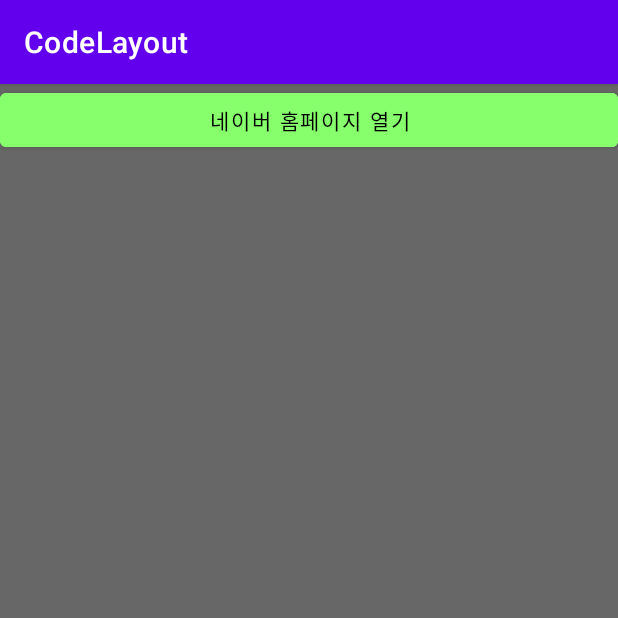
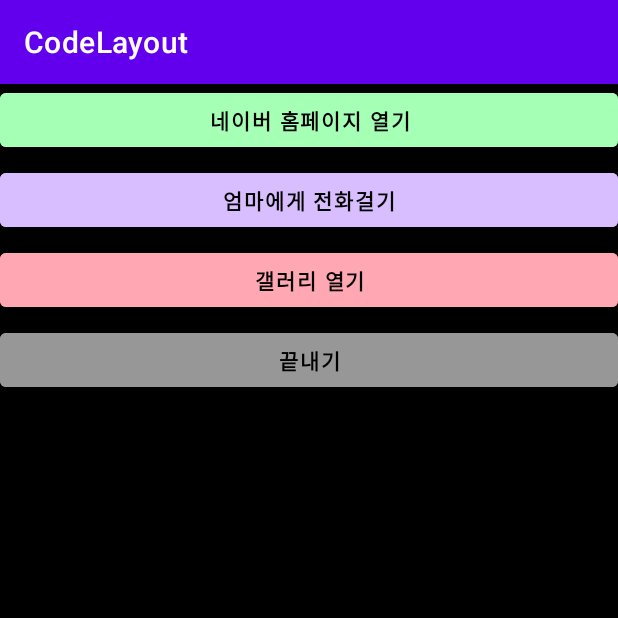
Before and after one commit to Hanrabbit06/CodeLayout, an Android app: the screen it shows after launch (SecondActivity), on a phone screen of 412 x 824 dp, the top half of it. Run offline under Robolectric (Android 15) with nearby library versions, the phone set to English and light mode, and no system bars.

Commit message:
직접풀어보기 2-3(완성 : 링크 걸기)

```diff
--- a/app/src/main/AndroidManifest.xml
+++ b/app/src/main/AndroidManifest.xml
@@ -16,7 +16,6 @@
             android:exported="true">
             <intent-filter>
                 <action android:name="android.intent.action.MAIN" />
-
                 <category android:name="android.intent.category.LAUNCHER" />
             </intent-filter>
         </activity>
--- a/app/src/main/java/kr/hs/emirim/syhan/codelayout/SecondActivity.kt
+++ b/app/src/main/java/kr/hs/emirim/syhan/codelayout/SecondActivity.kt
@@ -1,11 +1,38 @@
 package kr.hs.emirim.syhan.codelayout
 
+import android.content.Intent
+import android.net.Uri
 import androidx.appcompat.app.AppCompatActivity
 import android.os.Bundle
+import android.widget.Button
 
 class SecondActivity : AppCompatActivity() {
+    lateinit var btn1: Button
+    lateinit var btn2: Button
+    lateinit var btn3: Button
+    lateinit var btn4: Button
     override fun onCreate(savedInstanceState: Bundle?) {
         super.onCreate(savedInstanceState)
         setContentView(R.layout.activity_second)
+        btn1 = findViewById(R.id.btn1)
+        btn2 = findViewById(R.id.btn2)
+        btn3 = findViewById(R.id.btn3)
+        btn4 = findViewById(R.id.btn4)
+
+        btn1.setOnClickListener {
+            val intent = Intent(Intent.ACTION_VIEW,  Uri.parse("http://m.naver.com"))
+            startActivity(intent)
+        }
+        btn2.setOnClickListener {
+            val intent = Intent(Intent.ACTION_VIEW,  Uri.parse("tel:/010-9341-8791"))
+            startActivity(intent)
+        }
+        btn3.setOnClickListener {
+            val intent = Intent(Intent.ACTION_VIEW,  Uri.parse("content://media/internal/images/media"))
+            startActivity(intent)
+        }
+        btn4.setOnClickListener {
+            finish()
+        }
     }
 }
--- a/app/src/main/res/layout/activity_second.xml
+++ b/app/src/main/res/layout/activity_second.xml
@@ -2,17 +2,48 @@
 <LinearLayout xmlns:android="http://schemas.android.com/apk/res/android"
     xmlns:app="http://schemas.android.com/apk/res-auto"
     xmlns:tools="http://schemas.android.com/tools"
-    android:background="#676767"
+    android:background="#000000"
     android:layout_width="match_parent"
     android:layout_height="match_parent"
     android:orientation="vertical"
     tools:context=".SecondActivity">
     <Button
+        android:id="@+id/btn1"
         android:layout_width="match_parent"
         android:layout_height="wrap_content"
-        android:backgroundTint="#87FF6C"
+        android:backgroundTint="@color/btn1"
         android:textColor="@color/black"
+        android:textStyle="bold"
+        android:layout_marginBottom="@dimen/btn_marginBottom"
         android:text="@string/btn1_text"/>
+    <Button
+        android:id="@+id/btn2"
+        android:layout_width="match_parent"
+        android:layout_height="wrap_content"
+        android:backgroundTint="@color/btn2"
+        android:textColor="@color/black"
+        android:textStyle="bold"
+        android:layout_marginBottom="@dimen/btn_marginBottom"
+        android:text="@string/btn2_text"/>
+    <Button
+        android:id="@+id/btn3"
+        android:layout_width="match_parent"
+        android:layout_height="wrap_content"
+        android:backgroundTint="@color/btn3"
+        android:textColor="@color/black"
+        android:textStyle="bold"
+        android:layout_marginBottom="@dimen/btn_marginBottom"
+        android:text="@string/btn3_text"/>
+    <Button
+        android:id="@+id/btn4"
+        android:layout_width="match_parent"
+        android:layout_height="wrap_content"
+        android:backgroundTint="@color/btn4"
+        android:textColor="@color/black"
+        android:textStyle="bold"
+        android:layout_marginBottom="@dimen/btn_marginBottom"
+        android:text="@string/btn4_text"/>
+    <!--오 주석 컨트롤 쉬프트 슬레시  HTML이랑 똑같누-->
 
 
 </LinearLayout>
--- a/app/src/main/res/values/colors.xml
+++ b/app/src/main/res/values/colors.xml
@@ -8,4 +8,8 @@
     <color name="black">#FF000000</color>
     <color name="white">#FFFFFFFF</color>
     <color name="pink">#AF414E</color>
+    <color name="btn1">#A5FFB4</color>
+    <color name="btn2">#D9BEFF</color>
+    <color name="btn3">#FFA7B2</color>
+    <color name="btn4">#979797</color>
 </resources>
--- /dev/null
+++ b/app/src/main/res/values/dimens.xml
@@ -0,0 +1,4 @@
+<?xml version="1.0" encoding="utf-8"?>
+<resources>
+    <dimen name="btn_marginBottom">5dp</dimen>
+</resources>
--- a/app/src/main/res/values/strings.xml
+++ b/app/src/main/res/values/strings.xml
@@ -2,4 +2,7 @@
     <string name="app_name">CodeLayout</string>
     <string name="greeting">안녕하세요~ 여러분</string>
     <string name="btn1_text">네이버 홈페이지 열기</string>
+    <string name="btn2_text">엄마에게 전화걸기</string>
+    <string name="btn3_text">갤러리 열기</string>
+    <string name="btn4_text">끝내기</string>
 </resources>
```
